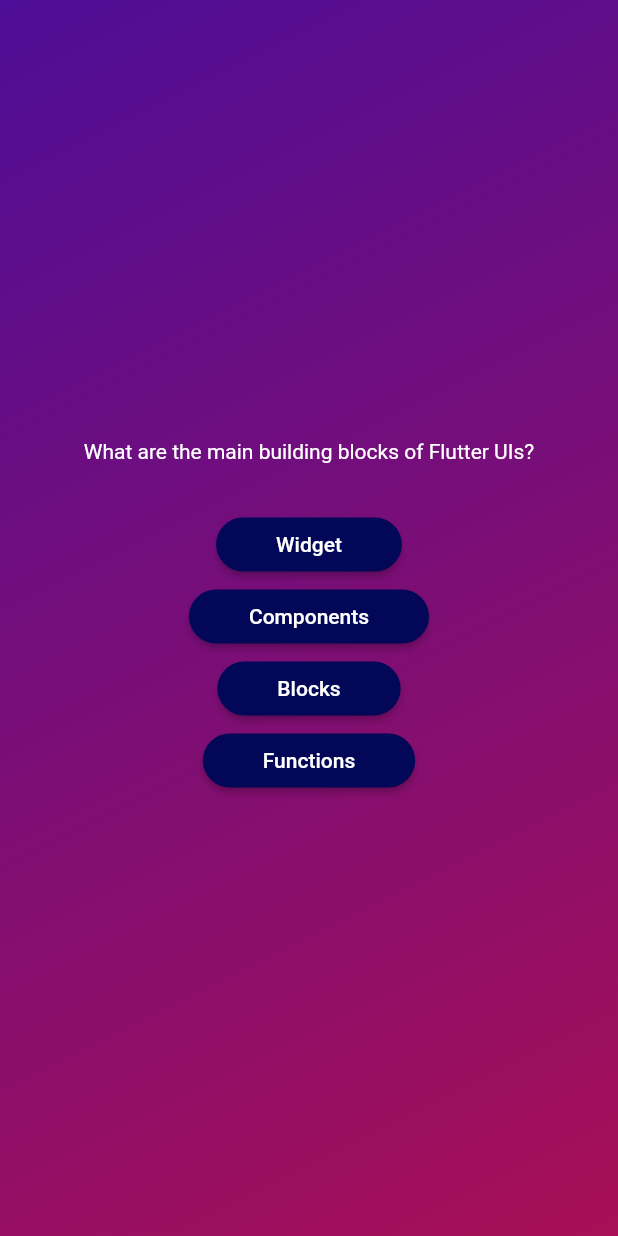
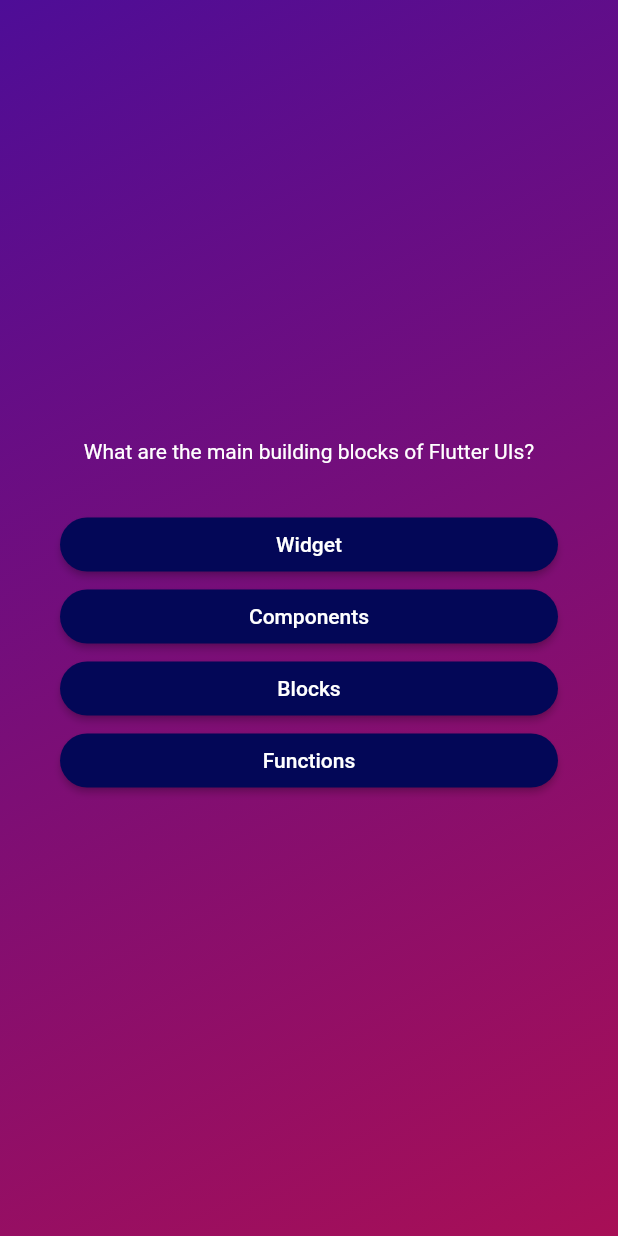
Before and after one commit to Pheak02/Basic_Flutter_Concepts, a Flutter app: the screen it shows after launch, after a tap on "Start Quiz", on a phone screen of 412 x 824 dp. Run offline on Flutter 3.47's test engine with Material 2 defaults, Android fonts, the phone set to English and light mode, and no system bars.

Commit message:
71. Alignment, Margin & Padding

```diff
--- a/flutter_concepts/lib/question_screen.dart
+++ b/flutter_concepts/lib/question_screen.dart
@@ -18,14 +18,18 @@ class _QuestionScreenState extends State<QuestionScreen> {
     final currentQuestion = questions[0];
     return SizedBox(
       width: double.infinity,
+      child: Container(
+        margin: const EdgeInsets.all(40),
         child: Column(
-        mainAxisAlignment: MainAxisAlignment.center,
+          mainAxisAlignment: MainAxisAlignment.center, //for vertical axis
+          crossAxisAlignment: CrossAxisAlignment.stretch, //for horizontal axis
           children: [
             Text(
               currentQuestion.text,
               style: const TextStyle(
                 color: Colors.white,
               ),
+              textAlign: TextAlign.center,
             ),
             const SizedBox(height: 30),
             //convert list of string to list of widget by using map() which allow to transform a value in a list to other value
@@ -39,6 +43,7 @@ class _QuestionScreenState extends State<QuestionScreen> {
 
           ],
         ),
+      ),
     );
   }
 }
```
Lines whose indentation alone changed are shown as unchanged.
